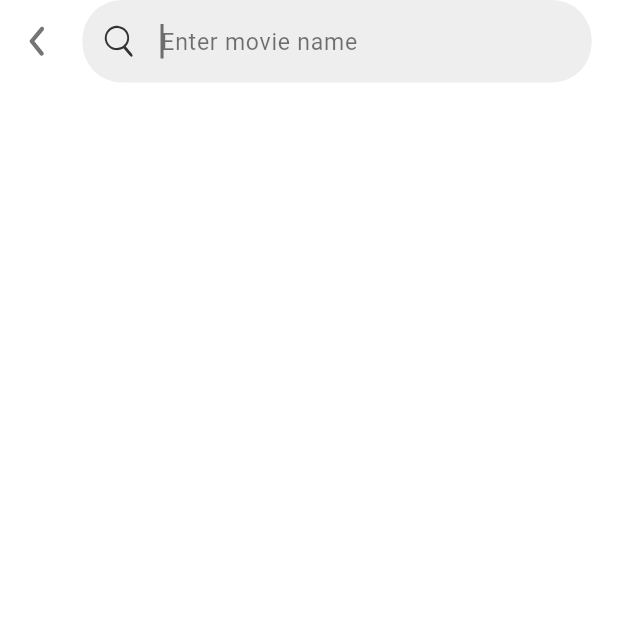
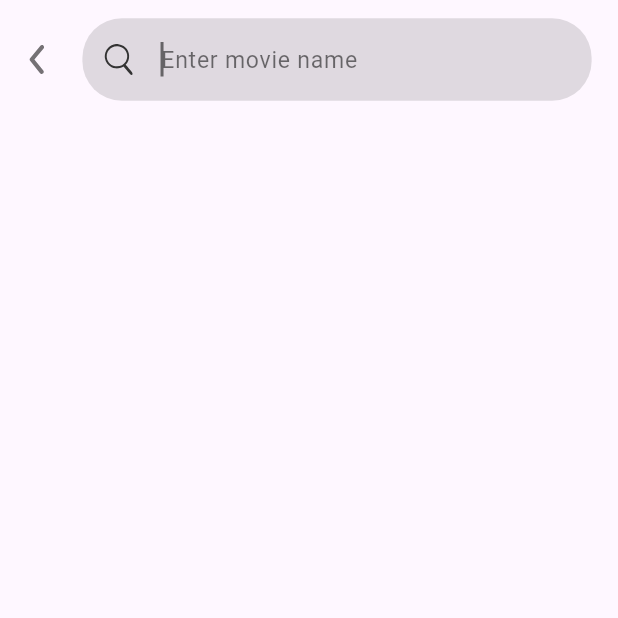
Before and after one commit to minhduc21598/MovieAppFlutter, a Flutter app: the screen it shows after launch, after a tap on an icon or button, on a phone screen of 412 x 824 dp, the top half of it. Run offline on Flutter 3.47's test engine with Material 3 defaults, Android fonts, the phone set to English and light mode, and no system bars; our stand-ins replace dio, flutter_native_splash, flutter_svg, go_router, shared_preferences; network calls fail.

Commit message:
feat: suggest keyword

```diff
--- a/lib/constants/route_name.dart
+++ b/lib/constants/route_name.dart
@@ -3,4 +3,5 @@ class RouteName {
   static const String detailPage = '/detailPage';
   static const String allCastAndCrew = '/allCastAndCrew';
   static const String allListMovie = '/allListMovie';
+  static const String listSuggestKeyword = '/listSuggestKeyword';
 }
--- a/lib/main_router.dart
+++ b/lib/main_router.dart
@@ -5,6 +5,7 @@ import 'package:movie_world/screens/all_cast_and_crew/all_cast_and_crew.dart';
 import 'package:movie_world/screens/all_list_movie/all_list_movie.dart';
 import 'package:movie_world/screens/detail_page/detail_page_screen.dart';
 import 'package:movie_world/screens/home_page/home_page_screen.dart';
+import 'package:movie_world/screens/list_suggest_keyword/list_suggest_keyword.dart';
 
 class MainRouter {
   static GoRouter build() {
@@ -33,6 +34,10 @@ class MainRouter {
                 .byName(state.pathParameters['movieType'] ?? ''),
           ),
         ),
+        GoRoute(
+          path: RouteName.listSuggestKeyword,
+          builder: (context, state) => const ListSuggestKeyword(),
+        ),
       ],
     );
   }
--- a/lib/screens/all_list_movie/all_list_movie.dart
+++ b/lib/screens/all_list_movie/all_list_movie.dart
@@ -10,14 +10,12 @@ import 'package:movie_world/gen/strings.dart';
 import 'package:movie_world/screens/all_list_movie/components/all_list_shimmer_screen/all_list_shimmer.dart';
 import 'package:movie_world/screens/home_page/models/movie_model.dart';
 import 'package:movie_world/utilities/size_config_utitilites.dart';
-import 'package:movie_world/widgets/back_closing_button.dart';
 import 'package:movie_world/widgets/horizontal_movie_list/components/movie_item.dart';
 import 'package:movie_world/widgets/loading_footer.dart';
 import 'package:movie_world/widgets/screen_common_appbar.dart';
 import 'package:movie_world/widgets/scroll_to_top_button.dart';
 import 'package:movie_world/widgets/shimmer_loading/shimmer.dart';
 import 'package:movie_world/widgets/svg_show.dart';
-import 'package:movie_world/widgets/text_field_search.dart';
 
 class AllListMovie extends StatefulWidget {
   final MovieType movieType;
@@ -35,7 +33,6 @@ class _AllListMovieState extends State<AllListMovie> {
   int totalResult = 0;
   List<MovieModel> movies = [];
   String keyword = '';
-  List<String> suggestKeywords = [];
   final ScrollController scrollController = ScrollController();
 
   @override
@@ -44,7 +41,7 @@ class _AllListMovieState extends State<AllListMovie> {
 
     scrollController.addListener(onScroll);
     if (widget.movieType != MovieType.search) {
-      getListMovie();
+      getListMovie('');
     }
   }
 
@@ -79,7 +76,7 @@ class _AllListMovieState extends State<AllListMovie> {
 
   Future<void> onRefresh() async {
     page = 1;
-    getListMovie();
+    getListMovie('');
   }
 
   Future<void> loadMoreMovie() async {
@@ -113,14 +110,14 @@ class _AllListMovieState extends State<AllListMovie> {
     }
   }
 
-  Future<void> getListMovie() async {
+  Future<void> getListMovie(String? keywordValue) async {
     isLoading = true;
 
     try {
       final endpoint = getEndpointByType();
       final param = widget.movieType != MovieType.search
           ? {'page': 1}
-          : {'page': 1, 'query': keyword};
+          : {'page': 1, 'query': keywordValue ?? keyword};
 
       Response response =
           await NetworkClient.dio.get(endpoint, queryParameters: param);
@@ -174,43 +171,20 @@ class _AllListMovieState extends State<AllListMovie> {
     final title = getTitleByType();
     final itemSize =
         (SizeConfig.screenWidth - SizeConfig.getScaleWidth(44)) / 2;
-    final Strings strings = Strings.of(context)!;
 
     return ScreenCommonAppBar(
       title: title,
-      noBackButton: widget.movieType == MovieType.search,
       floatingActionButton:
           showScrollToTop ? ScrollToTopButton(scrollToTop: scrollToTop) : null,
       appBarActions: widget.movieType != MovieType.search
           ? [
               GestureDetector(
                 onTap: () {
-                  context.push(
-                      '${RouteName.allListMovie}/${MovieType.search.name}');
+                  context.push(RouteName.listSuggestKeyword);
                 },
                 child: SvgShow(uri: Assets.icons.icSearch),
               )
             ]
-          : null,
-      flexibleSpace: widget.movieType == MovieType.search
-          ? LayoutBuilder(
-              builder: (context, constraints) {
-                return SafeArea(
-                    child: Container(
-                  width: SizeConfig.screenWidth,
-                  padding: EdgeInsets.only(
-                      right: SizeConfig.getScaleWidth(16),
-                      left: SizeConfig.getScaleWidth(8)),
-                  child: Row(
-                    spacing: SizeConfig.getScaleWidth(12),
-                    children: [
-                      BackClosingButton(),
-                      Expanded(child: TextFieldSearch())
-                    ],
-                  ),
-                ));
-              },
-            )
           : null,
       child: isLoading
           ? Shimmer(
--- a/lib/screens/home_page/home_page_screen.dart
+++ b/lib/screens/home_page/home_page_screen.dart
@@ -25,8 +25,7 @@ class HomePageScreen extends StatelessWidget {
         appBarActions: [
           GestureDetector(
             onTap: () {
-              context
-                  .push('${RouteName.allListMovie}/${MovieType.search.name}');
+              context.push(RouteName.listSuggestKeyword);
             },
             child: SvgShow(uri: Assets.icons.icSearch),
           )
--- /dev/null
+++ b/lib/screens/list_suggest_keyword/list_suggest_keyword.dart
@@ -0,0 +1,74 @@
+import 'package:dio/dio.dart';
+import 'package:flutter/material.dart';
+import 'package:movie_world/constants/api_endpoint.dart';
+import 'package:movie_world/core/network_client.dart';
+import 'package:movie_world/screens/list_suggest_keyword/components/suggest_keyword_item.dart';
+import 'package:movie_world/screens/list_suggest_keyword/models/suggest_keyword_model.dart';
+import 'package:movie_world/widgets/header_search_bar.dart';
+
+class ListSuggestKeyword extends StatefulWidget {
+  const ListSuggestKeyword({super.key});
+
+  @override
+  State<ListSuggestKeyword> createState() => _ListSuggestKeywordState();
+}
+
+class _ListSuggestKeywordState extends State<ListSuggestKeyword> {
+  List<String> suggestKeywords = [];
+
+  Future<void> getSuggestKeyword(String value) async {
+    try {
+      Response response = await NetworkClient.dio
+          .get(ApiEndpoint.suggestKeyword, queryParameters: {'query': value});
+      final listData = (response.data['results'] as List)
+          .map((item) =>
+              SuggestKeywordModel.fromJson(item as Map<String, dynamic>).name ??
+              '')
+          .toList();
+      setState(() {
+        suggestKeywords =
+            listData.length < 10 ? listData : listData.sublist(0, 10);
+      });
+    } catch (e) {
+      //
+    }
+  }
+
+  void onChangeKeyWord(String value) {
+    if (value != '') {
+      getSuggestKeyword(value);
+    } else {
+      setState(() {
+        suggestKeywords = [];
+      });
+    }
+  }
+
+  void onPressKeyword(String value) {
+    //
+  }
+
+  @override
+  Widget build(BuildContext context) {
+    return Scaffold(
+        body: SafeArea(
+            child: Column(
+      children: [
+        HeaderSearchBar(onChangeKeyWord: onChangeKeyWord),
+        Expanded(
+            child: ListView.separated(
+                shrinkWrap: true,
+                itemBuilder: (context, index) => SuggestKeywordItem(
+                    onPressKeyword: () {
+                      onPressKeyword(suggestKeywords[index]);
+                    },
+                    content: suggestKeywords[index]),
+                separatorBuilder: (context, index) => Divider(
+                      thickness: 0.5,
+                      color: Colors.grey[300],
+                    ),
+                itemCount: suggestKeywords.length)),
+      ],
+    )));
+  }
+}
--- /dev/null
+++ b/lib/screens/list_suggest_keyword/models/suggest_keyword_model.dart
@@ -0,0 +1,10 @@
+class SuggestKeywordModel {
+  final int? id;
+  final String? name;
+
+  SuggestKeywordModel({this.id, this.name});
+
+  factory SuggestKeywordModel.fromJson(Map<String, dynamic> json) {
+    return SuggestKeywordModel(id: json['id'], name: json['name']);
+  }
+}
--- /dev/null
+++ b/lib/widgets/header_search_bar.dart
@@ -0,0 +1,28 @@
+import 'package:flutter/material.dart';
+import 'package:movie_world/utilities/size_config_utitilites.dart';
+import 'package:movie_world/widgets/back_closing_button.dart';
+import 'package:movie_world/widgets/text_field_search.dart';
+
+class HeaderSearchBar extends StatelessWidget {
+  final Function? onChangeKeyWord;
+  const HeaderSearchBar({super.key, this.onChangeKeyWord});
+
+  @override
+  Widget build(BuildContext context) {
+    return Container(
+      width: SizeConfig.screenWidth,
+      padding: EdgeInsets.only(
+          top: SizeConfig.getScaleHeight(12),
+          bottom: SizeConfig.getScaleHeight(12),
+          right: SizeConfig.getScaleWidth(16),
+          left: SizeConfig.getScaleWidth(8)),
+      child: Row(
+        spacing: SizeConfig.getScaleWidth(12),
+        children: [
+          BackClosingButton(),
+          Expanded(child: TextFieldSearch(onChangeText: onChangeKeyWord))
+        ],
+      ),
+    );
+  }
+}
--- a/lib/widgets/screen_common_appbar.dart
+++ b/lib/widgets/screen_common_appbar.dart
@@ -7,19 +7,16 @@ class ScreenCommonAppBar extends StatelessWidget {
   final Widget child;
   final Widget? drawerItem;
   final Widget? floatingActionButton;
-  final Widget? flexibleSpace;
   final List<Widget>? appBarActions;
-  final bool? noBackButton;
 
-  const ScreenCommonAppBar(
-      {super.key,
-      required this.title,
-      required this.child,
-      this.drawerItem,
-      this.floatingActionButton,
-      this.appBarActions,
-      this.noBackButton,
-      this.flexibleSpace});
+  const ScreenCommonAppBar({
+    super.key,
+    required this.title,
+    required this.child,
+    this.drawerItem,
+    this.floatingActionButton,
+    this.appBarActions,
+  });
 
   @override
   Widget build(BuildContext context) {
@@ -35,12 +32,9 @@ class ScreenCommonAppBar extends StatelessWidget {
         ),
         centerTitle: true,
         actions: appBarActions,
-        flexibleSpace: flexibleSpace,
         actionsPadding:
             EdgeInsets.symmetric(horizontal: SizeConfig.getScaleWidth(16)),
-        leading: drawerItem == null &&
-                ((noBackButton != null && !noBackButton!) ||
-                    noBackButton == null)
+        leading: drawerItem == null
             ? Padding(
                 padding: EdgeInsets.all(SizeConfig.getScaleWidth(12)),
                 child: BackClosingButton(),
--- a/lib/widgets/text_field_search.dart
+++ b/lib/widgets/text_field_search.dart
@@ -5,18 +5,27 @@ import 'package:movie_world/utilities/size_config_utitilites.dart';
 import 'package:movie_world/widgets/svg_show.dart';
 
 class TextFieldSearch extends StatefulWidget {
-  const TextFieldSearch({super.key});
+  final Function? onChangeText;
+  final bool? enabled;
+  final String? initialValue;
+  const TextFieldSearch({
+    super.key,
+    this.onChangeText,
+    this.enabled,
+    this.initialValue,
+  });
 
   @override
   State<TextFieldSearch> createState() => _TextFieldSearchState();
 }
 
 class _TextFieldSearchState extends State<TextFieldSearch> {
-  final TextEditingController textEditingController = TextEditingController();
+  late final TextEditingController textEditingController;
 
   @override
   void initState() {
     super.initState();
+    textEditingController = TextEditingController(text: widget.initialValue);
     textEditingController.addListener(() {
       setState(() {});
     });
@@ -30,6 +39,9 @@ class _TextFieldSearchState extends State<TextFieldSearch> {
 
   void clearTextValue() {
     textEditingController.clear();
+    if (widget.onChangeText != null) {
+      widget.onChangeText!('');
+    }
   }
 
   @override
@@ -38,8 +50,14 @@ class _TextFieldSearchState extends State<TextFieldSearch> {
 
     return TextField(
       controller: textEditingController,
+      onChanged: (value) {
+        if (widget.onChangeText != null) {
+          widget.onChangeText!(value);
+        }
+      },
+      enabled: widget.enabled,
       style: TextStyle(
-          fontSize: SizeConfig.getScaleFontSize(14), color: Colors.black87),
+          fontSize: SizeConfig.getScaleFontSize(14), color: Colors.black),
       decoration: InputDecoration(
           prefixIcon: Padding(
             padding: EdgeInsets.all(SizeConfig.getScaleWidth(10)),
@@ -47,7 +65,9 @@ class _TextFieldSearchState extends State<TextFieldSearch> {
               uri: Assets.icons.icSearch,
             ),
           ),
-          suffixIcon: textEditingController.text.isNotEmpty
+          suffixIcon: textEditingController.text.isNotEmpty &&
+                  (widget.enabled == null ||
+                      (widget.enabled != null && widget.enabled!))
               ? Padding(
                   padding: EdgeInsets.all(SizeConfig.getScaleWidth(16)),
                   child: GestureDetector(
@@ -68,10 +88,15 @@ class _TextFieldSearchState extends State<TextFieldSearch> {
                 SizeConfig.getScaleWidth(24),
               ),
               borderSide: BorderSide.none),
+          disabledBorder: OutlineInputBorder(
+              borderRadius: BorderRadius.circular(
+                SizeConfig.getScaleWidth(24),
+              ),
+              borderSide: BorderSide.none),
           focusedBorder: OutlineInputBorder(
               borderRadius: BorderRadius.circular(SizeConfig.getScaleWidth(24)),
               borderSide: BorderSide.none),
-          fillColor: Colors.grey[200],
+          fillColor: Colors.black12,
           filled: true,
           counterText: ''),
       maxLength: 100,
```
Also changed, not shown: lib/screens/list_suggest_keyword/components/suggest_keyword_item.dart (added, +29 -0 lines).
